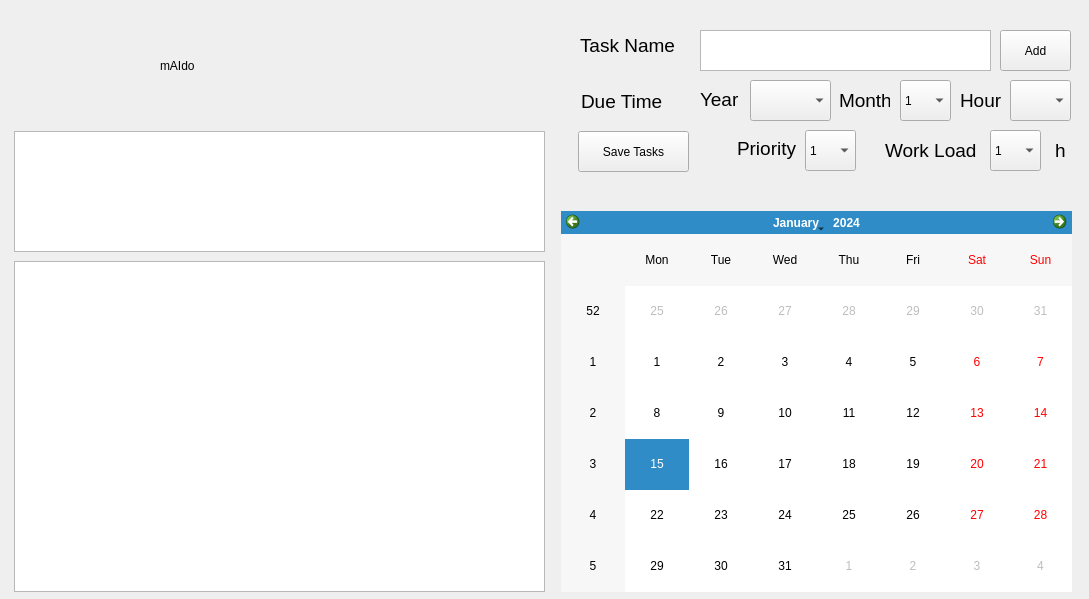
Delen0828/mAIDo, file layoutdesign.ui: the form before one commit.
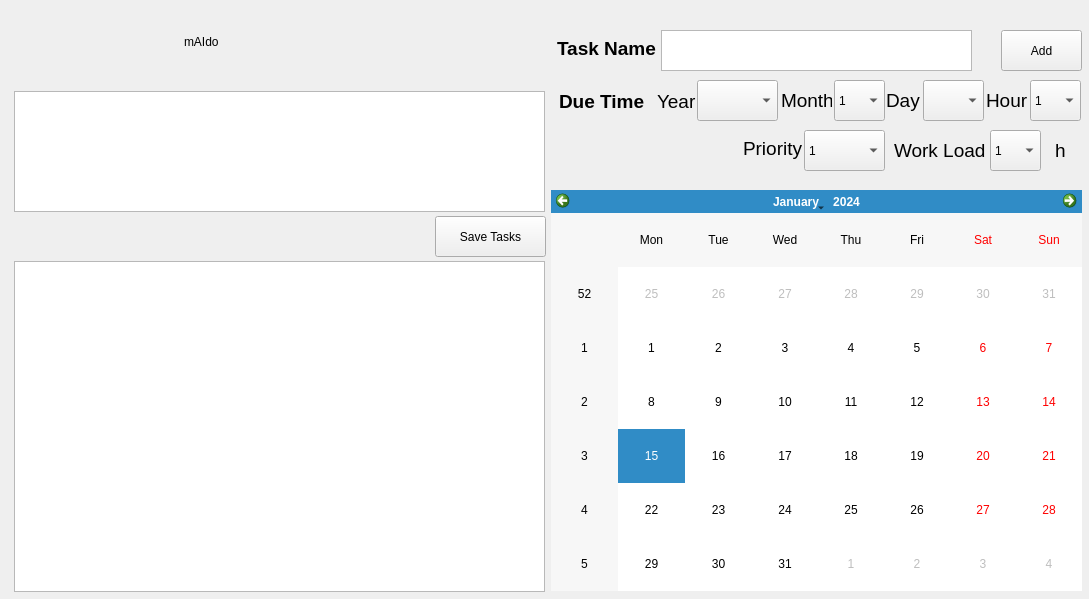
The form after the commit.

Patch:
```diff
--- a/layoutdesign.ui
+++ b/layoutdesign.ui
@@ -16,9 +16,9 @@
   <widget class="QTextEdit" name="TaskNameEdit">
    <property name="geometry">
     <rect>
-     <x>700</x>
+     <x>661</x>
      <y>30</y>
-     <width>291</width>
+     <width>311</width>
      <height>41</height>
     </rect>
    </property>
@@ -26,9 +26,9 @@
   <widget class="QPushButton" name="AddButton">
    <property name="geometry">
     <rect>
-     <x>1000</x>
+     <x>1001</x>
      <y>30</y>
-     <width>71</width>
+     <width>81</width>
      <height>41</height>
     </rect>
    </property>
@@ -42,7 +42,7 @@
   <widget class="QComboBox" name="MonthCombo">
    <property name="geometry">
     <rect>
-     <x>900</x>
+     <x>834</x>
      <y>80</y>
      <width>51</width>
      <height>41</height>
@@ -86,10 +86,10 @@
   <widget class="QCalendarWidget" name="calendarWidget">
    <property name="geometry">
     <rect>
-     <x>561</x>
-     <y>211</y>
-     <width>511</width>
-     <height>381</height>
+     <x>551</x>
+     <y>190</y>
+     <width>531</width>
+     <height>401</height>
     </rect>
    </property>
    <property name="styleSheet">
@@ -105,8 +105,8 @@
   <widget class="QLabel" name="label">
    <property name="geometry">
     <rect>
-     <x>160</x>
-     <y>30</y>
+     <x>184</x>
+     <y>6</y>
      <width>171</width>
      <height>71</height>
     </rect>
@@ -121,7 +121,7 @@
   <widget class="QComboBox" name="YearCombo">
    <property name="geometry">
     <rect>
-     <x>750</x>
+     <x>697</x>
      <y>80</y>
      <width>81</width>
      <height>41</height>
@@ -131,8 +131,8 @@
   <widget class="QLabel" name="YearLabel">
    <property name="geometry">
     <rect>
-     <x>700</x>
-     <y>89</y>
+     <x>657</x>
+     <y>91</y>
      <width>41</width>
      <height>21</height>
     </rect>
@@ -150,8 +150,8 @@
   <widget class="QLabel" name="TaskNameLabel">
    <property name="geometry">
     <rect>
-     <x>580</x>
-     <y>30</y>
+     <x>557</x>
+     <y>33</y>
      <width>101</width>
      <height>31</height>
     </rect>
@@ -160,6 +160,8 @@
     <font>
      <family>Arial</family>
      <pointsize>14</pointsize>
+     <weight>75</weight>
+     <bold>true</bold>
     </font>
    </property>
    <property name="text">
@@ -169,7 +171,7 @@
   <widget class="QLabel" name="DueTimeLabel">
    <property name="geometry">
     <rect>
-     <x>581</x>
+     <x>559</x>
      <y>86</y>
      <width>101</width>
      <height>31</height>
@@ -179,6 +181,8 @@
     <font>
      <family>Arial</family>
      <pointsize>14</pointsize>
+     <weight>75</weight>
+     <bold>true</bold>
     </font>
    </property>
    <property name="text">
@@ -188,7 +192,7 @@
   <widget class="QLabel" name="MonthLabel">
    <property name="geometry">
     <rect>
-     <x>839</x>
+     <x>781</x>
      <y>90</y>
      <width>51</width>
      <height>21</height>
@@ -204,10 +208,10 @@
     <string>Month</string>
    </property>
   </widget>
-  <widget class="QLabel" name="HourLabel">
+  <widget class="QLabel" name="DayLabel">
    <property name="geometry">
     <rect>
-     <x>960</x>
+     <x>886</x>
      <y>90</y>
      <width>41</width>
      <height>21</height>
@@ -220,13 +224,13 @@
     </font>
    </property>
    <property name="text">
-    <string>Hour</string>
+    <string>Day</string>
    </property>
   </widget>
-  <widget class="QComboBox" name="HourCombo">
+  <widget class="QComboBox" name="DayCombo">
    <property name="geometry">
     <rect>
-     <x>1010</x>
+     <x>923</x>
      <y>80</y>
      <width>61</width>
      <height>41</height>
@@ -236,7 +240,7 @@
   <widget class="QLabel" name="PriorityLabel">
    <property name="geometry">
     <rect>
-     <x>737</x>
+     <x>743</x>
      <y>138</y>
      <width>61</width>
      <height>21</height>
@@ -255,9 +259,9 @@
   <widget class="QComboBox" name="PriorityCombo">
    <property name="geometry">
     <rect>
-     <x>805</x>
+     <x>804</x>
      <y>130</y>
-     <width>51</width>
+     <width>81</width>
      <height>41</height>
     </rect>
    </property>
@@ -283,7 +287,7 @@
   <widget class="QLabel" name="WorkLoad">
    <property name="geometry">
     <rect>
-     <x>885</x>
+     <x>894</x>
      <y>140</y>
      <width>101</width>
      <height>21</height>
@@ -321,8 +325,8 @@
   <widget class="QPushButton" name="SaveTaskButton">
    <property name="geometry">
     <rect>
-     <x>578</x>
-     <y>131</y>
+     <x>435</x>
+     <y>216</y>
      <width>111</width>
      <height>41</height>
     </rect>
@@ -335,7 +339,7 @@
    <property name="geometry">
     <rect>
      <x>14</x>
-     <y>131</y>
+     <y>91</y>
      <width>531</width>
      <height>121</height>
     </rect>
@@ -369,6 +373,53 @@
     </property>
    </item>
   </widget>
+  <widget class="QLabel" name="HourLabel">
+   <property name="geometry">
+    <rect>
+     <x>986</x>
+     <y>90</y>
+     <width>41</width>
+     <height>21</height>
+    </rect>
+   </property>
+   <property name="font">
+    <font>
+     <family>Arial</family>
+     <pointsize>14</pointsize>
+    </font>
+   </property>
+   <property name="text">
+    <string>Hour</string>
+   </property>
+  </widget>
+  <widget class="QComboBox" name="HourCombo">
+   <property name="geometry">
+    <rect>
+     <x>1030</x>
+     <y>80</y>
+     <width>51</width>
+     <height>41</height>
+    </rect>
+   </property>
+   <property name="styleSheet">
+    <string notr="true">font: 10pt &quot;Calibri&quot;;</string>
+   </property>
+   <item>
+    <property name="text">
+     <string>1</string>
+    </property>
+   </item>
+   <item>
+    <property name="text">
+     <string>2</string>
+    </property>
+   </item>
+   <item>
+    <property name="text">
+     <string>None</string>
+    </property>
+   </item>
+  </widget>
  </widget>
  <resources/>
  <connections/>
```
